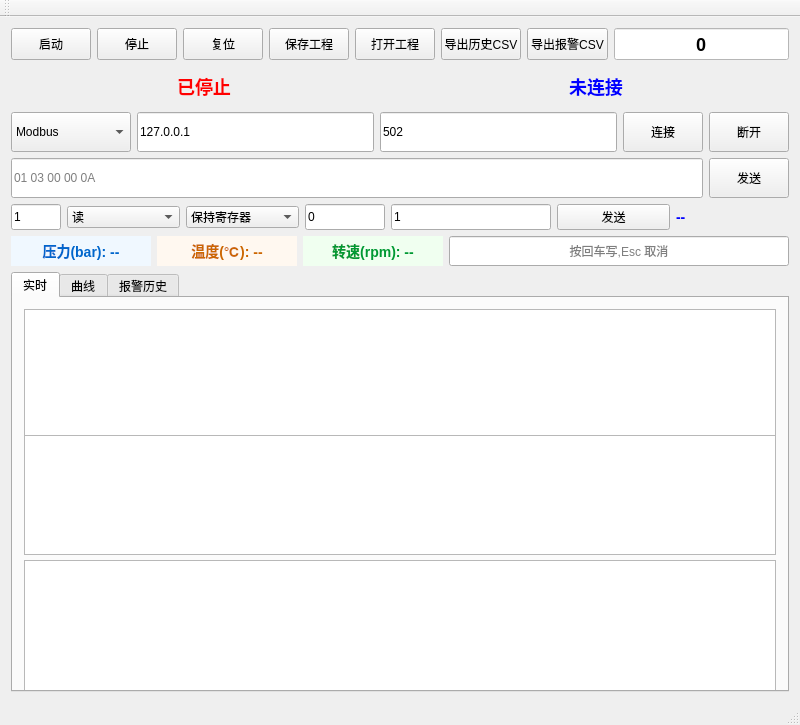
First picture: the form in hmi/hmi.ui, repository WQian886/HMI, before the edit.
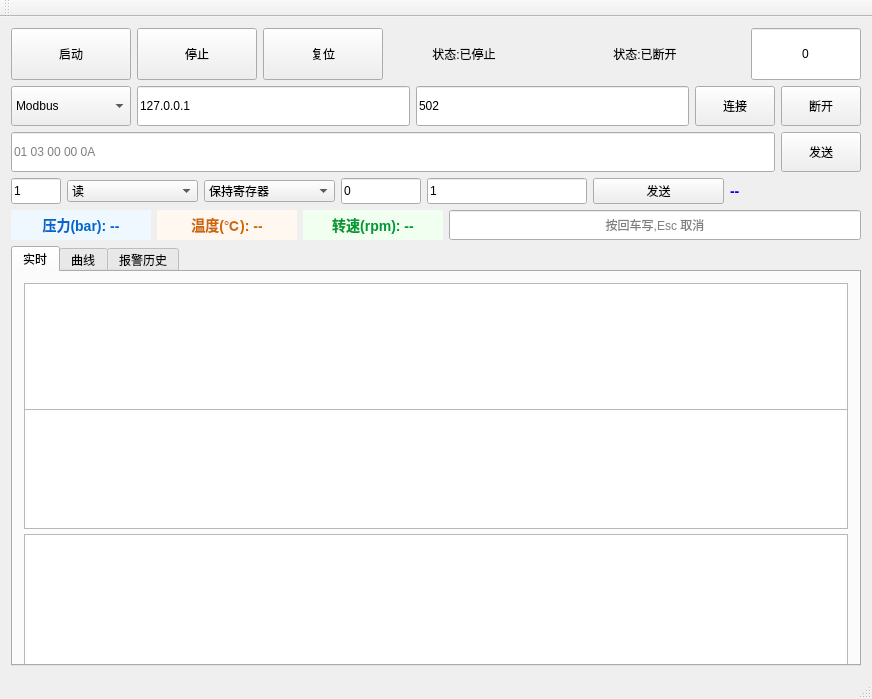
Second picture: the form after the edit.

Commit message: feat(ui): P1-b + P1-c —— 主画面 11 个按钮收到 5 个,状态常驻 + 调试面板折叠

The edit to the form file:
```diff
--- a/hmi/hmi.ui
+++ b/hmi/hmi.ui
@@ -21,7 +21,7 @@
       <item>
        <widget class="QPushButton" name="startButton">
         <property name="minimumSize">
-         <size><width>80</width><height>32</height></size>
+         <size><width>120</width><height>52</height></size>
         </property>
         <property name="text"><string>启动</string></property>
        </widget>
@@ -29,7 +29,7 @@
       <item>
        <widget class="QPushButton" name="stopButton">
         <property name="minimumSize">
-         <size><width>80</width><height>32</height></size>
+         <size><width>120</width><height>52</height></size>
         </property>
         <property name="text"><string>停止</string></property>
        </widget>
@@ -38,91 +38,86 @@
        <widget class="QPushButton" name="resetButton">
         <property name="enabled"><bool>true</bool></property>
         <property name="minimumSize">
-         <size><width>80</width><height>32</height></size>
+         <size><width>120</width><height>52</height></size>
         </property>
         <property name="text"><string>复位</string></property>
        </widget>
       </item>
       <item>
-       <widget class="QPushButton" name="saveButton">
-        <property name="minimumSize">
-         <size><width>80</width><height>32</height></size>
+       <spacer name="buttonRowSpacer">
+        <property name="orientation"><enum>Qt::Orientation::Horizontal</enum></property>
+        <property name="sizeHint" stdset="0">
+         <size><width>40</width><height>20</height></size>
         </property>
-        <property name="text"><string>保存工程</string></property>
-       </widget>
+       </spacer>
       </item>
       <item>
-       <!-- ★ 阶段 6.4:UI 打开工程按钮(跟 saveButton 对称) -->
-       <widget class="QPushButton" name="openButton">
+       <!-- ★★ P1-c(2026-10-20):状态徽章从原来那一整行搬上来,跟运行控制同一行。
+
+            【为什么要搬 —— 这就是"状态常驻"】
+              原来 stateConnLayout 是 centralLayout 里【单独一行】,排在按钮行下面。
+              而 centralLayout 里还压着一个 bottomTabs(最小高度 420)。
+              纵向空间不够时,挤掉的一定是这行 —— 于是"状态"这个操作员最先
+              要看的东西,反而是全屏唯一可能被压没的东西。
+              搬进按钮行之后它跟 启动/停止/复位 处在同一条 52px 高的带子上,
+              而那条带子是整个窗口最不可能被挤掉的一行(它撑着三个 120x52 的按钮)。
+              ★ 顺带的好处:状态徽章现在紧挨着它描述的那三个按钮 ——
+                按"启动"之后看到的是旁边一行"状态:运行中",而不是往下扫一眼。
+
+            【为什么这里删掉了两个 inline 样式表】
+              原来 stateLabel/connLabel 上写着 "color: red; font-size: 18px"。
+              那是【死代码】:构造函数里的 updateUi() 一上来就调
+              updateStateLabel()/updateConnLabel(),两者都 setStyleSheet(
+              statusBadgeStyle(...)) 把它整个覆盖掉了 —— 也就是说这两行
+              从来没有生效过,只是让人以为"徽章配色在 .ui 里定义"。
+              真正定义它的是 hmi.cpp 的 statusBadgeStyle()(tst_Theme 那条
+              badgeFontSizesStayInCodeNotInTheSheet 钉的就是这件事)。
+              删掉的理由跟 numberLineEdit 那两个一样:inline 样式表会让 qss
+              对这个控件【完全失效】,而且它让人以为改 .ui 能改到徽章。 -->
+       <widget class="QLabel" name="stateLabel">
         <property name="minimumSize">
-         <size><width>80</width><height>32</height></size>
+         <size><width>150</width><height>52</height></size>
         </property>
-        <property name="text"><string>打开工程</string></property>
-       </widget>
-      </item>
-      <item>
-       <!-- ★ D.4.1(2026-09-20):导出历史 CSV(D.4 CsvExporter 接 UI) -->
-       <widget class="QPushButton" name="exportVariablesButton">
-        <property name="minimumSize">
-         <size><width>80</width><height>32</height></size>
+        <property name="text"><string>状态:已停止</string></property>
+        <property name="alignment">
+         <set>Qt::AlignmentFlag::AlignCenter</set>
         </property>
-        <property name="text"><string>导出历史CSV</string></property>
        </widget>
       </item>
       <item>
-       <!-- ★ D.4.1(2026-09-20):导出报警 CSV(D.4 CsvExporter 接 UI) -->
-       <widget class="QPushButton" name="exportAlarmsButton">
+       <widget class="QLabel" name="connLabel">
         <property name="minimumSize">
-         <size><width>80</width><height>32</height></size>
+         <size><width>200</width><height>52</height></size>
         </property>
-        <property name="text"><string>导出报警CSV</string></property>
+        <property name="text"><string>状态:已断开</string></property>
+        <property name="alignment">
+         <set>Qt::AlignmentFlag::AlignCenter</set>
+        </property>
        </widget>
       </item>
       <item>
        <widget class="QLineEdit" name="numberLineEdit">
         <property name="minimumSize">
-         <size><width>80</width><height>32</height></size>
+         <size><width>110</width><height>52</height></size>
+        </property>
+        <property name="maximumSize">
+         <size><width>160</width><height>16777215</height></size>
         </property>
         <property name="readOnly"><bool>true</bool></property>
         <property name="text"><string>0</string></property>
         <property name="alignment">
          <set>Qt::AlignmentFlag::AlignCenter</set>
         </property>
-        <property name="styleSheet">
-         <string>font-size: 18px; font-weight: bold; color: black; background-color: white;</string>
-        </property>
-       </widget>
-      </item>
-     </layout>
-    </item>
-    <item>
-     <layout class="QHBoxLayout" name="stateConnLayout">
-      <item>
-       <widget class="QLabel" name="stateLabel">
-        <property name="minimumSize">
-         <size><width>150</width><height>40</height></size>
-        </property>
-        <property name="styleSheet">
-         <string>color: red; font-size: 18px; font-weight: bold;</string>
-        </property>
-        <property name="text"><string>已停止</string></property>
-        <property name="alignment">
-         <set>Qt::AlignmentFlag::AlignCenter</set>
-        </property>
-       </widget>
-      </item>
-      <item>
-       <widget class="QLabel" name="connLabel">
-        <property name="minimumSize">
-         <size><width>200</width><height>40</height></size>
-        </property>
-        <property name="styleSheet">
-         <string>color: blue; font-size: 18px; font-weight: bold;</string>
-        </property>
-        <property name="text"><string>未连接</string></property>
-        <property name="alignment">
-         <set>Qt::AlignmentFlag::AlignCenter</set>
-        </property>
+        <!-- ★ 原来这里是 "color: black; background-color: white" 的 inline 样式表。
+             深色主题下它是一个刺眼的白色方块,而且 inline 样式表会让 qss
+             对这个控件【完全失效】—— 想靠主题改它是不可能的。
+             删掉它,配色交给 qss 里那两条:
+               · QLineEdit            —— 深底浅字 + 圆角边框(跟别的输入框一致)
+               · QLineEdit:read-only  —— 虚线边框 + 灰字,【只读要看起来就是只读】
+             它就是只读的(由 counter 定时写入),所以走 :read-only 那条。
+             它不是状态徽章、没有 inline 样式表,字号因此由 qss 的
+             QWidget{font-size:11pt} 统一管 —— tst_Theme 的
+             fontSizeIsDefinedOnceInTheSheet 也才不会被它多出一个字号。 -->
        </widget>
       </item>
      </layout>
```
Left out of the diff: 26 changed lines with no effect on the pictures. The commit also changes 5 other files.
